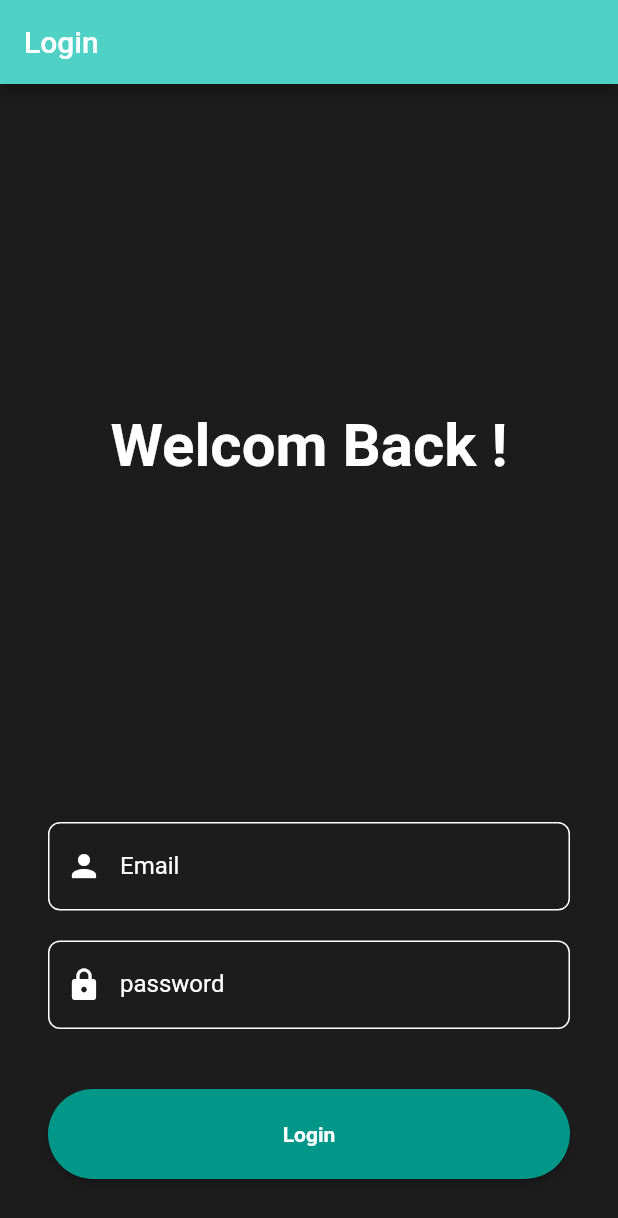
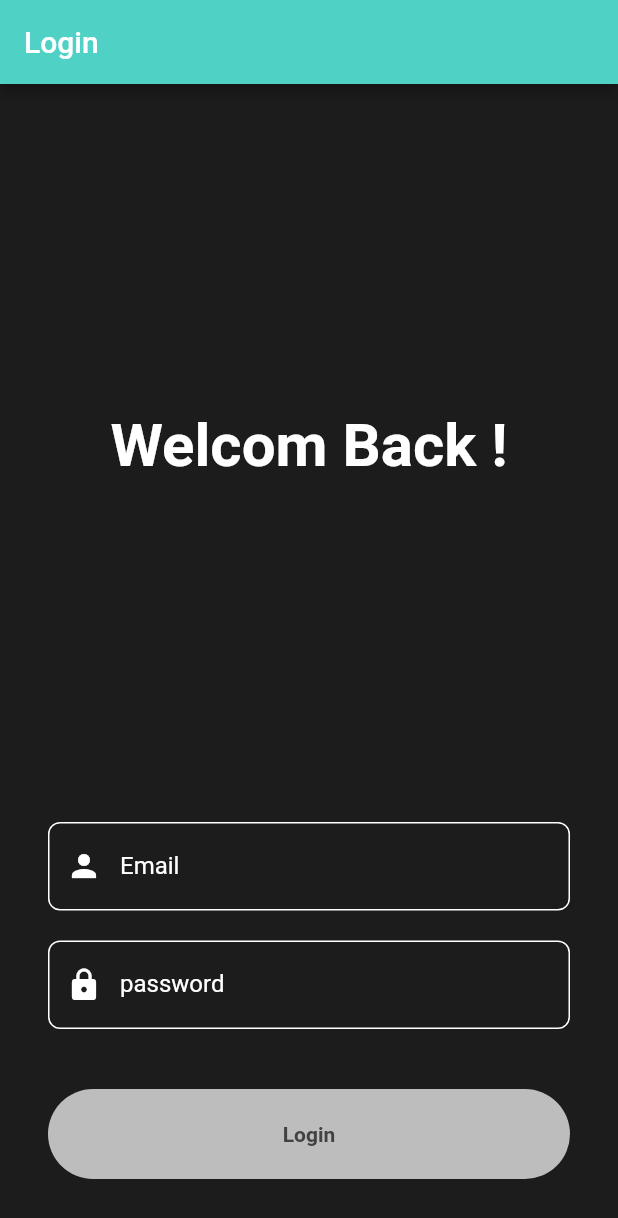
Before and after one commit to raccoon91/raccoon-investment-app, a Flutter app: the screen it shows after launch, on a phone screen of 412 x 824 dp. Shown: the top 1218 px of the screen. Run offline on Flutter 3.47's test engine with Material 2 defaults, Android fonts, the phone set to English and light mode, and no system bars; our stand-ins replace equatable, flutter_bloc, flutter_dotenv, supabase_flutter; accounts and stored records are empty.

Commit message:
feat: add login screen validator

```diff
--- a/lib/bloc/auth/auth_bloc.dart
+++ b/lib/bloc/auth/auth_bloc.dart
@@ -41,6 +41,8 @@ class AuthBloc extends Bloc<AuthEvent, AuthState> {
 
   Future<void> onPostSignIn(PostSignIn event, Emitter<AuthState> emit) async {
     try {
+      emit(state.copyWith(status: AuthStatus.loading));
+
       final res = await authRepository.postSignIn(
         email: event.email,
         password: event.password,
@@ -67,6 +69,8 @@ class AuthBloc extends Bloc<AuthEvent, AuthState> {
 
   Future<void> onPostSignOut(PostSignOut event, Emitter<AuthState> emit) async {
     try {
+      emit(state.copyWith(status: AuthStatus.loading));
+
       await authRepository.postSignOut();
 
       emit(
--- a/lib/screen/login_screen.dart
+++ b/lib/screen/login_screen.dart
@@ -1,28 +1,11 @@
 import 'package:flutter/material.dart';
-import 'package:flutter_bloc/flutter_bloc.dart';
-import 'package:raccoon_investment/bloc/auth/auth_bloc.dart';
-import 'package:raccoon_investment/widget/input.dart';
+import 'package:raccoon_investment/widget/login/login_form.dart';
 
-class LoginScreen extends StatefulWidget {
+class LoginScreen extends StatelessWidget {
   const LoginScreen({super.key});
 
   static Route<void> route() {
     return MaterialPageRoute<void>(builder: (_) => const LoginScreen());
-  }
-
-  @override
-  State<LoginScreen> createState() => _LoginScreenState();
-}
-
-class _LoginScreenState extends State<LoginScreen> {
-  final emailController = TextEditingController();
-  final passwordController = TextEditingController();
-
-  @override
-  void dispose() {
-    emailController.dispose();
-    passwordController.dispose();
-    super.dispose();
   }
 
   @override
@@ -39,16 +22,16 @@ class _LoginScreenState extends State<LoginScreen> {
             constraints: BoxConstraints(
               minHeight: constraints.maxHeight,
             ),
-            child: IntrinsicHeight(
+            child: const IntrinsicHeight(
               child: Padding(
-                padding: const EdgeInsets.symmetric(
+                padding: EdgeInsets.symmetric(
                   vertical: 38,
                   horizontal: 32,
                 ),
                 child: Column(
                   crossAxisAlignment: CrossAxisAlignment.stretch,
                   children: [
-                    const Flexible(
+                    Flexible(
                       child: Column(
                         mainAxisAlignment: MainAxisAlignment.center,
                         children: [
@@ -65,60 +48,7 @@ class _LoginScreenState extends State<LoginScreen> {
                       ),
                     ),
                     Flexible(
-                      child: Column(
-                        mainAxisAlignment: MainAxisAlignment.end,
-                        children: [
-                          Input(
-                            type: "email",
-                            label: "Email",
-                            icon: Icons.person,
-                            controller: emailController,
-                          ),
-                          const SizedBox(height: 20),
-                          Input(
-                            type: "password",
-                            label: "password",
-                            icon: Icons.lock,
-                            controller: passwordController,
-                          ),
-                          const SizedBox(height: 40),
-                          BlocBuilder<AuthBloc, AuthState>(
-                            builder: (context, state) {
-                              return SizedBox(
-                                width: double.infinity,
-                                height: 60,
-                                child: ElevatedButton(
-                                  onPressed: () {
-                                    context.read<AuthBloc>().add(
-                                          PostSignIn(
-                                            emailController.text,
-                                            passwordController.text,
-                                          ),
-                                        );
-                                  },
-                                  style: ElevatedButton.styleFrom(
-                                    backgroundColor: Colors.teal,
-                                    foregroundColor: Colors.white,
-                                    disabledBackgroundColor:
-                                        Colors.grey.shade400,
-                                    disabledForegroundColor:
-                                        Colors.grey.shade800,
-                                    shape: RoundedRectangleBorder(
-                                      borderRadius: BorderRadius.circular(30),
-                                    ),
-                                  ),
-                                  child: const Text(
-                                    'Login',
-                                    style: TextStyle(
-                                      fontWeight: FontWeight.bold,
-                                    ),
-                                  ),
-                                ),
-                              );
-                            },
-                          ),
-                        ],
-                      ),
+                      child: LoginForm(),
                     )
                   ],
                 ),
--- a/lib/widget/input.dart
+++ b/lib/widget/base/input.dart
@@ -5,6 +5,7 @@ class Input extends StatefulWidget {
   final String label;
   final IconData icon;
   final TextEditingController controller;
+  final String? Function(String?)? validator;
   final bool? autoFocus;
 
   const Input({
@@ -13,6 +14,7 @@ class Input extends StatefulWidget {
     required this.label,
     required this.icon,
     required this.controller,
+    this.validator,
     this.autoFocus,
   });
 
@@ -34,7 +36,7 @@ class _InputWidgetState extends State<Input> {
 
   @override
   Widget build(BuildContext context) {
-    return TextField(
+    return TextFormField(
       focusNode: focusNode,
       autofocus: widget.autoFocus ?? false,
       controller: widget.controller,
@@ -42,6 +44,7 @@ class _InputWidgetState extends State<Input> {
           ? TextInputType.emailAddress
           : TextInputType.text,
       obscureText: widget.type == "password" ? true : false,
+      validator: widget.validator,
       decoration: InputDecoration(
         labelText: widget.label,
         labelStyle: TextStyle(
--- /dev/null
+++ b/lib/widget/login/login_form.dart
@@ -0,0 +1,104 @@
+import 'package:flutter/material.dart';
+import 'package:flutter_bloc/flutter_bloc.dart';
+import 'package:raccoon_investment/bloc/auth/auth_bloc.dart';
+import 'package:raccoon_investment/widget/base/input.dart';
+
+class LoginForm extends StatefulWidget {
+  const LoginForm({super.key});
+
+  @override
+  State<LoginForm> createState() => _LoginFormState();
+}
+
+class _LoginFormState extends State<LoginForm> {
+  final formKey = GlobalKey<FormState>();
+  final emailController = TextEditingController();
+  final passwordController = TextEditingController();
+  bool isValid = false;
+
+  @override
+  void dispose() {
+    emailController.dispose();
+    passwordController.dispose();
+    super.dispose();
+  }
+
+  @override
+  Widget build(BuildContext context) {
+    return Form(
+      key: formKey,
+      onChanged: () {
+        if (emailController.text.isNotEmpty &&
+            passwordController.text.isNotEmpty) {
+          setState(() {
+            isValid = true;
+          });
+        } else {
+          setState(() {
+            isValid = false;
+          });
+        }
+      },
+      child: Column(
+        mainAxisAlignment: MainAxisAlignment.end,
+        children: [
+          Input(
+            type: "email",
+            label: "Email",
+            icon: Icons.person,
+            controller: emailController,
+          ),
+          const SizedBox(height: 20),
+          Input(
+            type: "password",
+            label: "password",
+            icon: Icons.lock,
+            controller: passwordController,
+          ),
+          const SizedBox(height: 40),
+          SizedBox(
+            width: double.infinity,
+            height: 60,
+            child: ElevatedButton(
+              onPressed: isValid
+                  ? () {
+                      context.read<AuthBloc>().add(
+                            PostSignIn(
+                              emailController.text,
+                              passwordController.text,
+                            ),
+                          );
+                    }
+                  : null,
+              style: ElevatedButton.styleFrom(
+                backgroundColor: Colors.teal,
+                foregroundColor: Colors.white,
+                disabledBackgroundColor: Colors.grey.shade400,
+                disabledForegroundColor: Colors.grey.shade800,
+                shape: RoundedRectangleBorder(
+                  borderRadius: BorderRadius.circular(30),
+                ),
+              ),
+              child: BlocBuilder<AuthBloc, AuthState>(
+                builder: (context, state) {
+                  if (state.status.isLoading) {
+                    return const Center(
+                      child: CircularProgressIndicator(),
+                    );
+                  } else {
+                    return const Text(
+                      'Login',
+                      style: TextStyle(
+                        fontWeight: FontWeight.bold,
+                      ),
+                    );
+                  }
+                },
+              ),
+            ),
+          ),
+        ],
+      ),
+    );
+  }
+}
```
